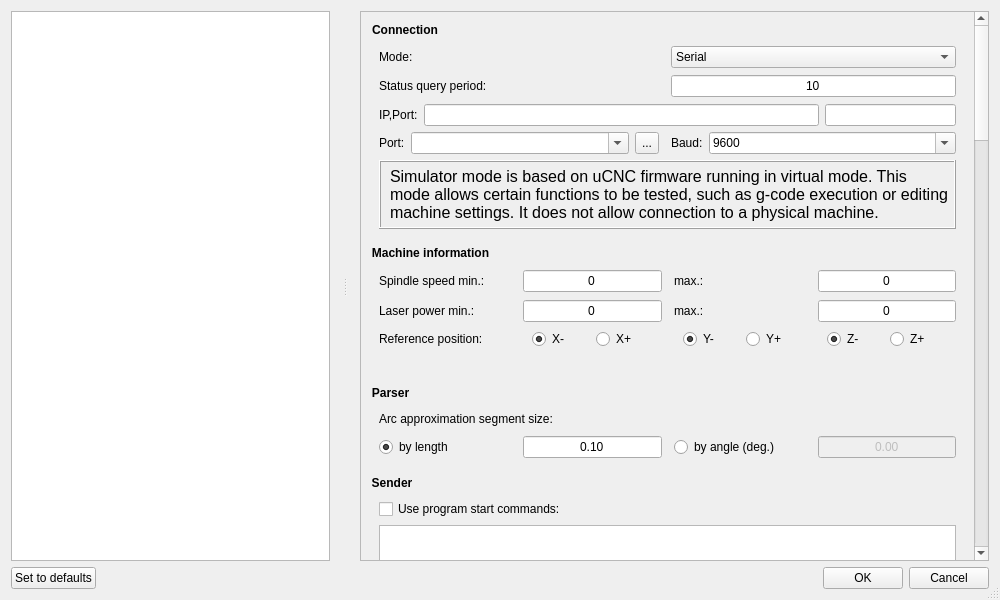
Qt form src/candle/frmsettings.ui (bodyhey/Candle3) before a commit.
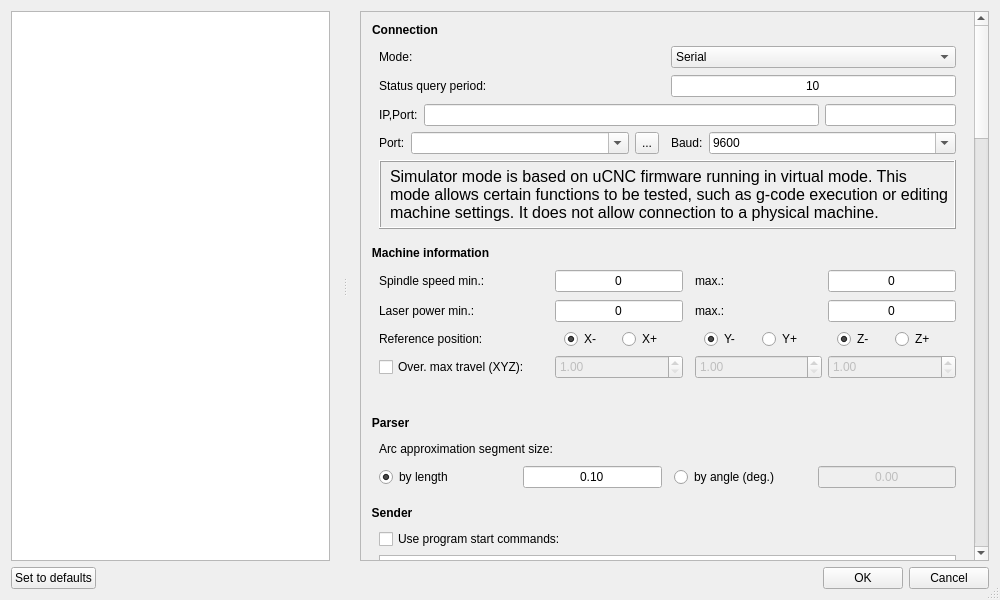
The same form after that commit. Icons and pictures are not drawn. Custom widgets are drawn as their Qt base class.

Commit message: Override machine bounds, other minor fixes

Diff of the .ui file:
```diff
--- a/src/candle/frmsettings.ui
+++ b/src/candle/frmsettings.ui
@@ -425,131 +425,22 @@
           </property>
           <layout class="QVBoxLayout" name="verticalLayout_5">
            <item>
-            <layout class="QGridLayout" name="gridLayout_2" columnstretch="0,0,0,0,0">
-             <item row="1" column="3">
-              <widget class="QLabel" name="label_13">
-               <property name="text">
-                <string>max.:</string>
-               </property>
-              </widget>
-             </item>
-             <item row="2" column="3">
-              <widget class="QLabel" name="label_35">
-               <property name="text">
-                <string>max.:</string>
-               </property>
-              </widget>
-             </item>
-             <item row="2" column="0">
+            <layout class="QGridLayout" name="gridLayout_2" columnstretch="4,3,3,3,3">
+             <item row="1" column="0">
               <widget class="QLabel" name="label_18">
                <property name="text">
                 <string>Laser power min.:</string>
                </property>
               </widget>
              </item>
-             <item row="1" column="4">
-              <widget class="QSpinBox" name="txtSpindleSpeedMax">
-               <property name="font">
-                <font>
-                 <pointsize>9</pointsize>
-                </font>
-               </property>
-               <property name="alignment">
-                <set>Qt::AlignCenter</set>
-               </property>
-               <property name="buttonSymbols">
-                <enum>QAbstractSpinBox::NoButtons</enum>
-               </property>
-               <property name="maximum">
-                <number>99999</number>
+             <item row="0" column="3">
+              <widget class="QLabel" name="label_13">
+               <property name="text">
+                <string>max.:</string>
                </property>
               </widget>
              </item>
              <item row="2" column="1">
-              <widget class="QSpinBox" name="txtLaserPowerMin">
-               <property name="font">
-                <font>
-                 <pointsize>9</pointsize>
-                </font>
-               </property>
-               <property name="alignment">
-                <set>Qt::AlignCenter</set>
-               </property>
-               <property name="buttonSymbols">
-                <enum>QAbstractSpinBox::NoButtons</enum>
-               </property>
-               <property name="maximum">
-                <number>99999</number>
-               </property>
-              </widget>
-             </item>
-             <item row="1" column="2">
-              <spacer name="horizontalSpacer_6">
-               <property name="orientation">
-                <enum>Qt::Horizontal</enum>
-               </property>
-               <property name="sizeType">
-                <enum>QSizePolicy::Fixed</enum>
-               </property>
-               <property name="sizeHint" stdset="0">
-                <size>
-                 <width>6</width>
-                 <height>20</height>
-                </size>
-               </property>
-              </spacer>
-             </item>
-             <item row="1" column="1">
-              <widget class="QSpinBox" name="txtSpindleSpeedMin">
-               <property name="font">
-                <font>
-                 <pointsize>9</pointsize>
-                </font>
-               </property>
-               <property name="alignment">
-                <set>Qt::AlignCenter</set>
-               </property>
-               <property name="buttonSymbols">
-                <enum>QAbstractSpinBox::NoButtons</enum>
-               </property>
-               <property name="maximum">
-                <number>99999</number>
-               </property>
-              </widget>
-             </item>
-             <item row="1" column="0">
-              <widget class="QLabel" name="label_12">
-               <property name="text">
-                <string>Spindle speed min.:</string>
-               </property>
-              </widget>
-             </item>
-             <item row="2" column="4">
-              <widget class="QSpinBox" name="txtLaserPowerMax">
-               <property name="font">
-                <font>
-                 <pointsize>9</pointsize>
-                </font>
-               </property>
-               <property name="alignment">
-                <set>Qt::AlignCenter</set>
-               </property>
-               <property name="buttonSymbols">
-                <enum>QAbstractSpinBox::NoButtons</enum>
-               </property>
-               <property name="maximum">
-                <number>99999</number>
-               </property>
-              </widget>
-             </item>
-             <item row="3" column="0">
-              <widget class="QLabel" name="label_29">
-               <property name="text">
-                <string>Reference position:</string>
-               </property>
-              </widget>
-             </item>
-             <item row="3" column="1">
               <widget class="QWidget" name="widget_3" native="true">
                <layout class="QHBoxLayout" name="horizontalLayout_9">
                 <property name="topMargin">
@@ -578,7 +469,82 @@
                </layout>
               </widget>
              </item>
-             <item row="3" column="3">
+             <item row="1" column="3">
+              <widget class="QLabel" name="label_35">
+               <property name="text">
+                <string>max.:</string>
+               </property>
+              </widget>
+             </item>
+             <item row="2" column="0">
+              <widget class="QLabel" name="label_29">
+               <property name="text">
+                <string>Reference position:</string>
+               </property>
+              </widget>
+             </item>
+             <item row="1" column="1">
+              <widget class="QSpinBox" name="txtLaserPowerMin">
+               <property name="font">
+                <font>
+                 <pointsize>9</pointsize>
+                </font>
+               </property>
+               <property name="alignment">
+                <set>Qt::AlignCenter</set>
+               </property>
+               <property name="buttonSymbols">
+                <enum>QAbstractSpinBox::NoButtons</enum>
+               </property>
+               <property name="maximum">
+                <number>99999</number>
+               </property>
+              </widget>
+             </item>
+             <item row="0" column="4">
+              <widget class="QSpinBox" name="txtSpindleSpeedMax">
+               <property name="font">
+                <font>
+                 <pointsize>9</pointsize>
+                </font>
+               </property>
+               <property name="alignment">
+                <set>Qt::AlignCenter</set>
+               </property>
+               <property name="buttonSymbols">
+                <enum>QAbstractSpinBox::NoButtons</enum>
+               </property>
+               <property name="maximum">
+                <number>99999</number>
+               </property>
+              </widget>
+             </item>
+             <item row="0" column="0">
+              <widget class="QLabel" name="label_12">
+               <property name="text">
+                <string>Spindle speed min.:</string>
+               </property>
+              </widget>
+             </item>
+             <item row="1" column="4">
+              <widget class="QSpinBox" name="txtLaserPowerMax">
+               <property name="font">
+                <font>
+                 <pointsize>9</pointsize>
+                </font>
+               </property>
+               <property name="alignment">
+                <set>Qt::AlignCenter</set>
+               </property>
+               <property name="buttonSymbols">
+                <enum>QAbstractSpinBox::NoButtons</enum>
+               </property>
+               <property name="maximum">
+                <number>99999</number>
+               </property>
+              </widget>
+             </item>
+             <item row="2" column="3">
               <widget class="QWidget" name="widget_2" native="true">
                <layout class="QHBoxLayout" name="horizontalLayout_8">
                 <property name="topMargin">
@@ -607,7 +573,7 @@
                </layout>
               </widget>
              </item>
-             <item row="3" column="4">
+             <item row="2" column="4">
               <widget class="QWidget" name="widget" native="true">
                <layout class="QHBoxLayout" name="horizontalLayout_5">
                 <property name="topMargin">
@@ -636,6 +602,95 @@
                </layout>
               </widget>
              </item>
+             <item row="0" column="1">
+              <widget class="QSpinBox" name="txtSpindleSpeedMin">
+               <property name="font">
+                <font>
+                 <pointsize>9</pointsize>
+                </font>
+               </property>
+               <property name="alignment">
+                <set>Qt::AlignCenter</set>
+               </property>
+               <property name="buttonSymbols">
+                <enum>QAbstractSpinBox::NoButtons</enum>
+               </property>
+               <property name="maximum">
+                <number>99999</number>
+               </property>
+              </widget>
+             </item>
+             <item row="0" column="2">
+              <spacer name="horizontalSpacer_6">
+               <property name="orientation">
+                <enum>Qt::Horizontal</enum>
+               </property>
+               <property name="sizeType">
+                <enum>QSizePolicy::Fixed</enum>
+               </property>
+               <property name="sizeHint" stdset="0">
+                <size>
+                 <width>6</width>
+                 <height>20</height>
+                </size>
+               </property>
+              </spacer>
+             </item>
+             <item row="3" column="1">
+              <widget class="QDoubleSpinBox" name="txtMaxTravelX">
+               <property name="enabled">
+                <bool>false</bool>
+               </property>
+               <property name="minimum">
+                <double>1.000000000000000</double>
+               </property>
+               <property name="maximum">
+                <double>3000.000000000000000</double>
+               </property>
+               <property name="singleStep">
+                <double>10.000000000000000</double>
+               </property>
+              </widget>
+             </item>
+             <item row="3" column="3">
+              <widget class="QDoubleSpinBox" name="txtMaxTravelY">
+               <property name="enabled">
+                <bool>false</bool>
+               </property>
+               <property name="minimum">
+                <double>1.000000000000000</double>
+               </property>
+               <property name="maximum">
+                <double>3000.000000000000000</double>
+               </property>
+               <property name="singleStep">
+                <double>10.000000000000000</double>
+               </property>
+              </widget>
+             </item>
+             <item row="3" column="4">
+              <widget class="QDoubleSpinBox" name="txtMaxTravelZ">
+               <property name="enabled">
+                <bool>false</bool>
+               </property>
+               <property name="minimum">
+                <double>1.000000000000000</double>
+               </property>
+               <property name="maximum">
+                <double>3000.000000000000000</double>
+               </property>
+               <property name="singleStep">
+                <double>10.000000000000000</double>
+               </property>
+              </widget>
+             </item>
+             <item row="3" column="0">
+              <widget class="QCheckBox" name="chkOverrideMaxTravel">
+               <property name="text">
+                <string>Over. max travel (XYZ):</string>
+               </property>
+              </widget>
+             </item>
             </layout>
            </item>
            <item>
```
Left out of the diff: 16 changed lines with no effect on the pictures. The commit also changes 7 other files.
